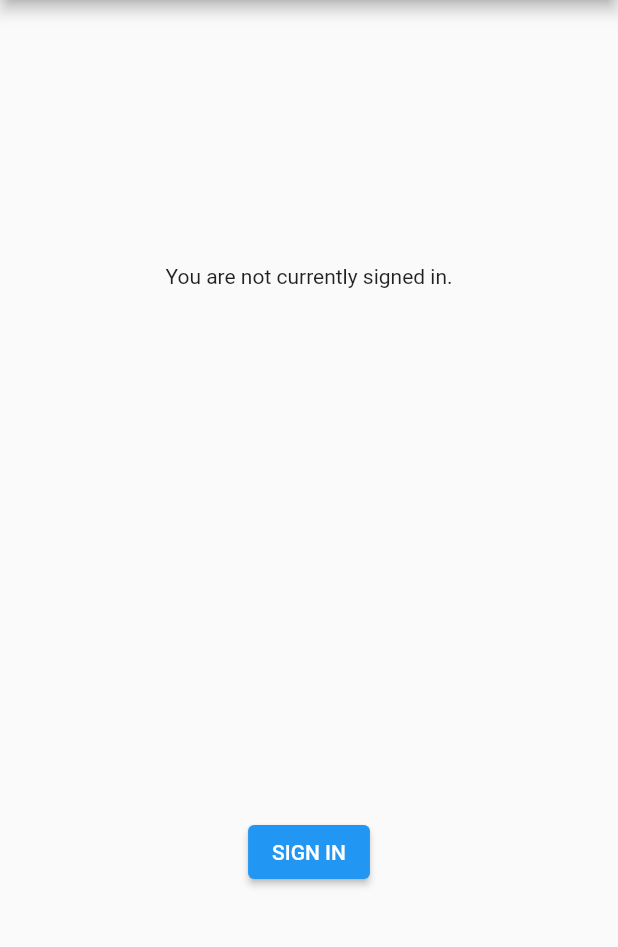
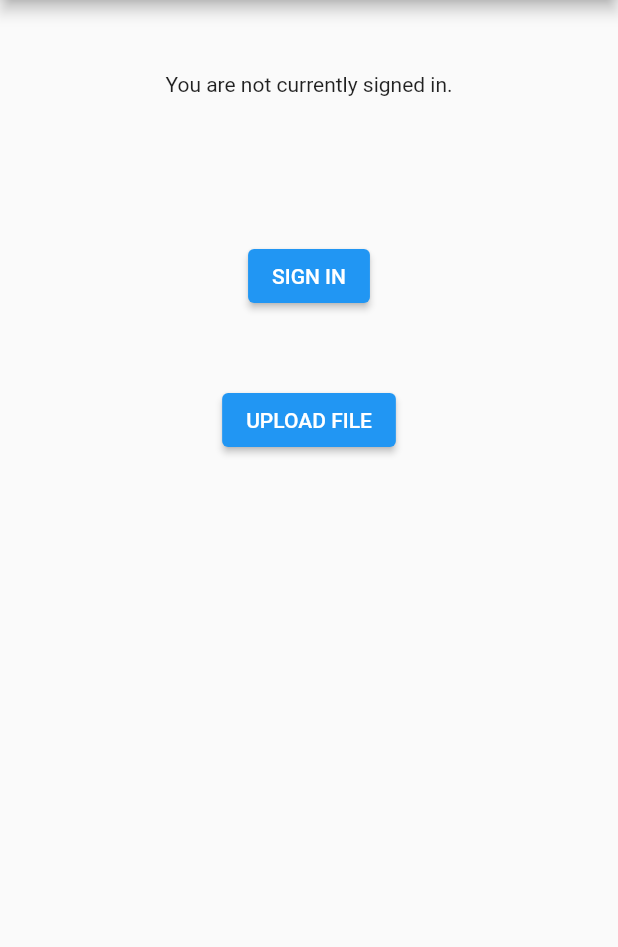
Before and after one commit to OurDataMine/datamine_client, a Flutter app: the screen it shows after launch, on a phone screen of 412 x 824 dp, the part 84-1031 px from its top. Run offline on Flutter 3.47's test engine with Material 2 defaults, Android fonts, the phone set to English and light mode, and no system bars; our stand-ins replace file_picker, google_sign_in, package_info_plus; missing offline and left inert: extension_google_sign_in_as_googleapis_auth, googleapis, hash; accounts and stored records are empty.

Commit message:
add ability to store file to google drive

```diff
--- a/example/lib/main.dart
+++ b/example/lib/main.dart
@@ -1,17 +1,52 @@
 // ignore_for_file: avoid_print
 
 import 'dart:async';
+import 'dart:io';
 
 import 'package:flutter/material.dart';
+import 'package:file_picker/file_picker.dart';
 import 'package:datamine_client/datamine_client.dart';
+
+final _client = DatamineClient();
 
 void main() {
   runApp(
     const MaterialApp(
       title: 'Data Mine Client',
-      home: ClientDemo(),
+      home: HomePage(),
     ),
   );
+}
+
+class HomePage extends StatelessWidget {
+  const HomePage({super.key});
+
+  Widget _buildLayout(BuildContext context, BoxConstraints contraints) {
+    final authHeight = contraints.maxHeight / 3;
+    final fileHeight = contraints.maxHeight - authHeight;
+    return Column(
+      children: [
+        ConstrainedBox(
+          constraints: BoxConstraints.expand(height: authHeight),
+          child: ClientAuth(),
+        ),
+        ConstrainedBox(
+          constraints: BoxConstraints.expand(height: fileHeight),
+          child: ClientFiles(),
+        ),
+      ],
+    );
+  }
+
+  @override
+  Widget build(BuildContext context) {
+    return Scaffold(
+      appBar: AppBar(
+        title: const Text('Data Mine Client'),
+      ),
+      body: LayoutBuilder(builder: _buildLayout),
+    );
+  }
 }
 
 String initials(input) {
@@ -26,15 +61,14 @@ String initials(input) {
   return result.trim().toUpperCase();
 }
 
-class ClientDemo extends StatefulWidget {
-  const ClientDemo({Key? key}) : super(key: key);
+class ClientAuth extends StatefulWidget {
+  const ClientAuth({Key? key}) : super(key: key);
 
   @override
-  State createState() => ClientDemoState();
+  State createState() => ClientAuthState();
 }
 
-class ClientDemoState extends State<ClientDemo> {
-  final _client = DatamineClient();
+class ClientAuthState extends State<ClientAuth> {
   UserInfo? _currentUser;
 
   @override
@@ -57,7 +91,8 @@ class ClientDemoState extends State<ClientDemo> {
 
   Future<void> _handleSignOut() => _client.signOut();
 
-  Widget _buildBody() {
+  @override
+  Widget build(BuildContext context) {
     final user = _currentUser;
 
     if (user == null) {
@@ -100,17 +135,46 @@ class ClientDemoState extends State<ClientDemo> {
       ],
     );
   }
+}
+
+class ClientFiles extends StatefulWidget {
+  const ClientFiles({super.key});
+
+  @override
+  State createState() => ClientFilesState();
+}
+
+class ClientFilesState extends State<ClientFiles> {
+  final List<String> uploads = [];
+
+  void _handleUpload() async {
+    final result = await FilePicker.platform.pickFiles(allowMultiple: false);
+    if (result == null) {
+      return;
+    }
+    final file = result.files.single;
+    if (file.path == null) {
+      print(file);
+      return;
+    }
+
+    final hash = await _client.storeFile(File(file.path!));
+    setState(() {
+      uploads.add("$hash -> ${file.name}");
+    });
+  }
 
   @override
   Widget build(BuildContext context) {
-    return Scaffold(
-      appBar: AppBar(
-        title: const Text('Data Mine Client'),
-      ),
-      body: ConstrainedBox(
-        constraints: const BoxConstraints.expand(),
-        child: _buildBody(),
-      ),
+    return Column(
+      // mainAxisAlignment: MainAxisAlignment.spaceAround,
+      children: [
+        ElevatedButton(
+          onPressed: _handleUpload,
+          child: const Text('UPLOAD FILE'),
+        ),
+        Column(children: [for (String item in uploads) Text(item)]),
+      ],
     );
   }
 }
--- a/example/pubspec.yaml
+++ b/example/pubspec.yaml
@@ -8,6 +8,7 @@ environment:
 
 dependencies:
   datamine_client: {path: ../}
+  file_picker: ^3.0.4
   flutter: {sdk: flutter}
   http: ^0.13.0
 
--- a/pubspec.yaml
+++ b/pubspec.yaml
@@ -12,7 +12,9 @@ dependencies:
   flutter: {sdk: flutter}
   google_sign_in: ^5.4.2
   googleapis: ^9.2.0
+  hash: ^1.0.4
   package_info_plus: ^3.0.3
+  path: ^1.8.2
 
 dev_dependencies:
   build_runner: ^2.3.3
```
Also changed, not shown: lib/datamine_client.dart (+47 -0 lines), 17 other files.
